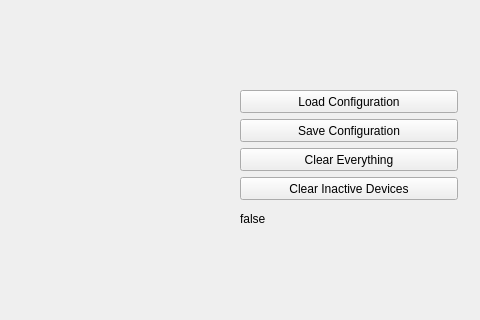
Before: the Qt Designer form src/apigui.ui in tobby88/ros-tapi-gui, drawn with Qt 5; both pictures show x 520 to 1000 and y 164 to 484 of the 1000 by 650 pixel window.
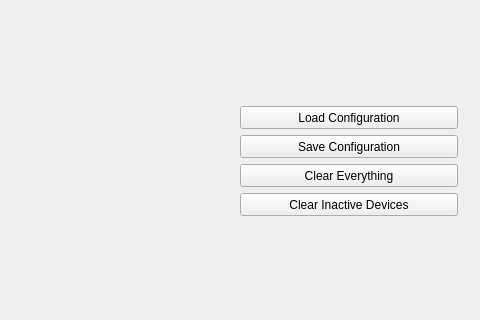
After: the same form once the commit is applied.

Commit message: Remove debugging label

Patch:
```diff
--- a/src/apigui.ui
+++ b/src/apigui.ui
@@ -110,19 +110,6 @@
           </property>
          </widget>
         </item>
-        <item>
-         <widget class="QLabel" name="TestLabel">
-          <property name="maximumSize">
-           <size>
-            <width>16777215</width>
-            <height>25</height>
-           </size>
-          </property>
-          <property name="text">
-           <string>false</string>
-          </property>
-         </widget>
-        </item>
        </layout>
       </item>
      </layout>
```
The commit also changes 1 other file.
